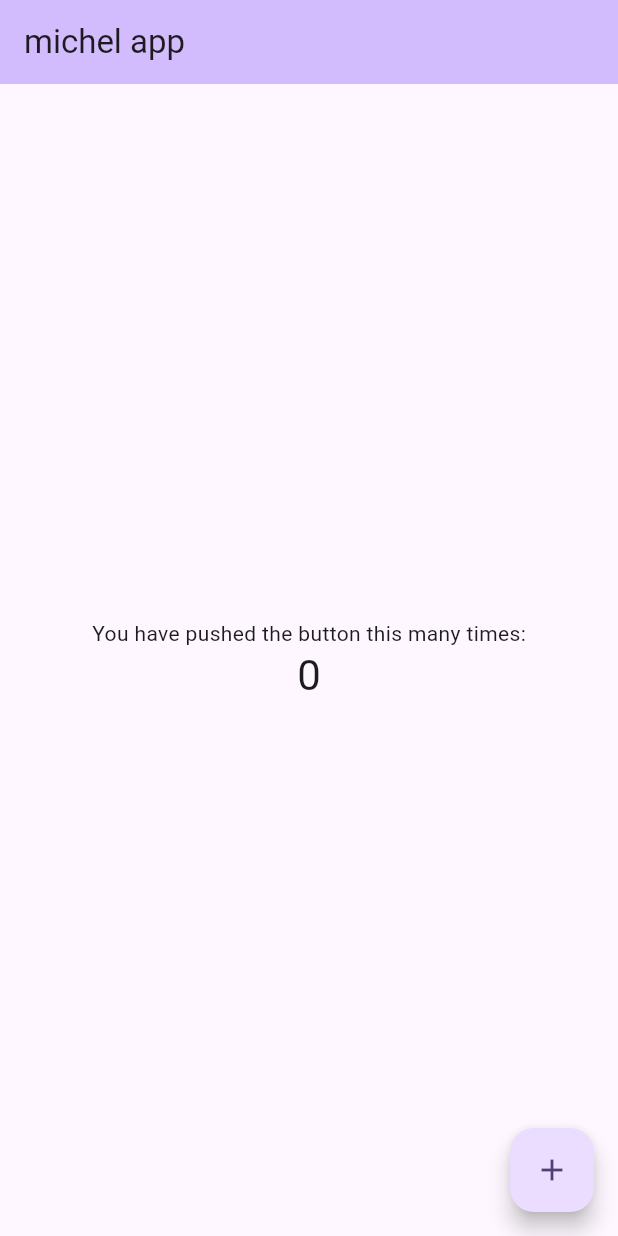
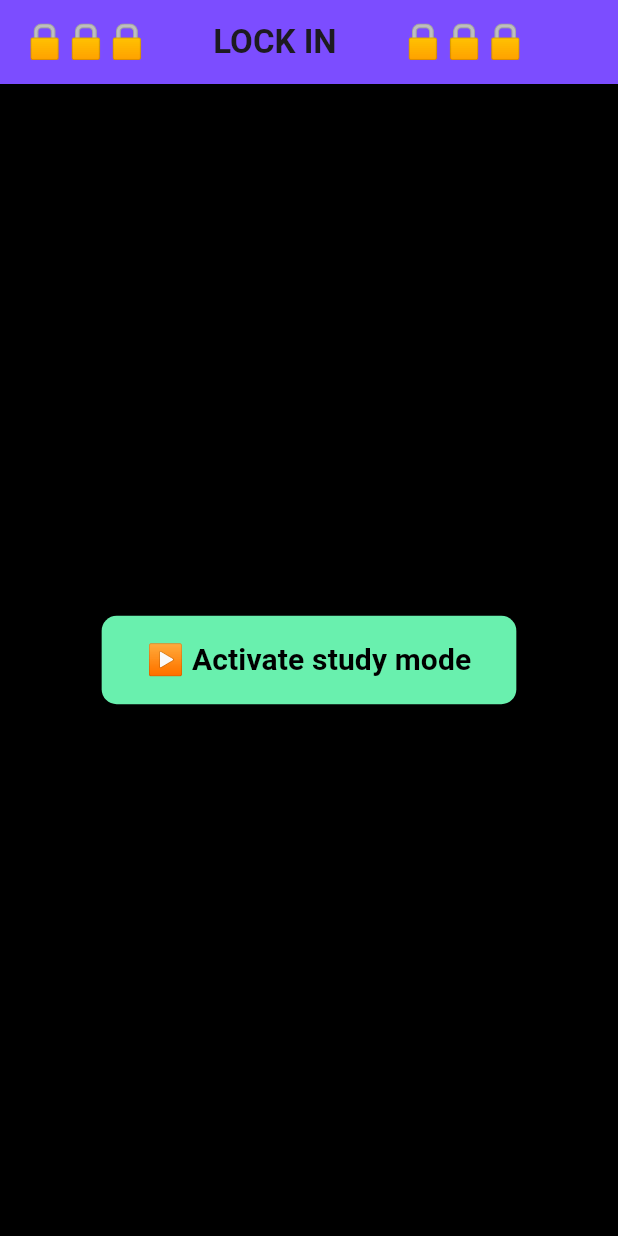
Before and after one commit to Michel0301/studyApp, a Flutter app: the screen it shows after launch, on a phone screen of 412 x 824 dp. Run offline on Flutter 3.47's test engine with Material 3 defaults, Android fonts, the light colour scheme and no system bars; our stand-ins replace audioplayers.

Commit message:
working app

```diff
--- a/lib/main.dart
+++ b/lib/main.dart
@@ -1,4 +1,5 @@
 import 'package:flutter/material.dart';
+import 'study_mode.dart';
 
 void main() {
   runApp(const MyApp());
@@ -7,117 +8,12 @@ void main() {
 class MyApp extends StatelessWidget {
   const MyApp({super.key});
 
-  // This widget is the root of your application.
   @override
   Widget build(BuildContext context) {
-    return MaterialApp(
-      title: 'Flutter Demo',
-      theme: ThemeData(
-        // This is the theme of your application.
-        //
-        // TRY THIS: Try running your application with "flutter run". You'll see
-        // the application has a purple toolbar. Then, without quitting the app,
-        // try changing the seedColor in the colorScheme below to Colors.green
-        // and then invoke "hot reload" (save your changes or press the "hot
-        // reload" button in a Flutter-supported IDE, or press "r" if you used
-        // the command line to start the app).
-        //
-        // Notice that the counter didn't reset back to zero; the application
-        // state is not lost during the reload. To reset the state, use hot
-        // restart instead.
-        //
-        // This works for code too, not just values: Most code changes can be
-        // tested with just a hot reload.
-        colorScheme: ColorScheme.fromSeed(seedColor: Colors.deepPurple),
-      ),
-      home: const MyHomePage(title: 'michel app'
-          ''),
+    return const MaterialApp(
+      title: 'Study Reminder',
+      debugShowCheckedModeBanner: false,
+      home: StudyMode(),
     );
   }
 }
-
-class MyHomePage extends StatefulWidget {
-  const MyHomePage({super.key, required this.title});
-
-  // This widget is the home page of your application. It is stateful, meaning
-  // that it has a State object (defined below) that contains fields that affect
-  // how it looks.
-
-  // This class is the configuration for the state. It holds the values (in this
-  // case the title) provided by the parent (in this case the App widget) and
-  // used by the build method of the State. Fields in a Widget subclass are
-  // always marked "final".
-
-  final String title;
-
-  @override
-  State<MyHomePage> createState() => _MyHomePageState();
-}
-
-class _MyHomePageState extends State<MyHomePage> {
-  int _counter = 0;
-
-  void _incrementCounter() {
-    setState(() {
-      // This call to setState tells the Flutter framework that something has
-      // changed in this State, which causes it to rerun the build method below
-      // so that the display can reflect the updated values. If we changed
-      // _counter without calling setState(), then the build method would not be
-      // called again, and so nothing would appear to happen.
-      _counter++;
-    });
-  }
-
-  @override
-  Widget build(BuildContext context) {
-    // This method is rerun every time setState is called, for instance as done
-    // by the _incrementCounter method above.
-    //
-    // The Flutter framework has been optimized to make rerunning build methods
-    // fast, so that you can just rebuild anything that needs updating rather
-    // than having to individually change instances of widgets.
-    return Scaffold(
-      appBar: AppBar(
-        // TRY THIS: Try changing the color here to a specific color (to
-        // Colors.amber, perhaps?) and trigger a hot reload to see the AppBar
-        // change color while the other colors stay the same.
-        backgroundColor: Theme.of(context).colorScheme.inversePrimary,
-        // Here we take the value from the MyHomePage object that was created by
-        // the App.build method, and use it to set our appbar title.
-        title: Text(widget.title),
-      ),
-      body: Center(
-        // Center is a layout widget. It takes a single child and positions it
-        // in the middle of the parent.
-        child: Column(
-          // Column is also a layout widget. It takes a list of children and
-          // arranges them vertically. By default, it sizes itself to fit its
-          // children horizontally, and tries to be as tall as its parent.
-          //
-          // Column has various properties to control how it sizes itself and
-          // how it positions its children. Here we use mainAxisAlignment to
-          // center the children vertically; the main axis here is the vertical
-          // axis because Columns are vertical (the cross axis would be
-          // horizontal).
-          //
-          // TRY THIS: Invoke "debug painting" (choose the "Toggle Debug Paint"
-          // action in the IDE, or press "p" in the console), to see the
-          // wireframe for each widget.
-          mainAxisAlignment: MainAxisAlignment.center,
-          children: <Widget>[
-            const Text('You have pushed the button this many times:'),
-            Text(
-              '$_counter',
-              style: Theme.of(context).textTheme.headlineMedium,
-            ),
-          ],
-        ),
-      ),
-      floatingActionButton: FloatingActionButton(
-        onPressed: _incrementCounter,
-        tooltip: 'Increment',
-        child: const Icon(Icons.add),
-      ), // This trailing comma makes auto-formatting nicer for build methods.
-    );
-  }
-}
--- /dev/null
+++ b/lib/study_mode.dart
@@ -0,0 +1,59 @@
+import 'package:flutter/material.dart';
+import 'alarm_page.dart';
+
+class StudyMode extends StatefulWidget {
+  const StudyMode({super.key});
+
+  @override
+  State<StudyMode> createState() => _StudyModeState();
+}
+
+class _StudyModeState extends State<StudyMode> with WidgetsBindingObserver {
+  bool studyModeActive = false;
+
+  @override
+  void initState() {
+    super.initState();
+    WidgetsBinding.instance.addObserver(this);
+  }
+
+  @override
+  void dispose() {
+    WidgetsBinding.instance.removeObserver(this);
+    super.dispose();
+  }
+
+  @override
+  void didChangeAppLifecycleState(AppLifecycleState state) {
+    if (state == AppLifecycleState.resumed && studyModeActive) {
+      Navigator.push(context, MaterialPageRoute(builder: (context) => const AlarmPage()));
+    }
+  }
+
+  @override
+  Widget build(BuildContext context) {
+    return Scaffold(
+      backgroundColor: Colors.black,
+      appBar: AppBar(
+        title: const Text('🔒🔒🔒        LOCK IN        🔒🔒🔒', style: TextStyle(fontWeight: FontWeight.bold)),
+        backgroundColor: Colors.deepPurpleAccent,
+      ),
+      body: Center(
+        child: ElevatedButton(
+          style: ElevatedButton.styleFrom(
+            padding: const EdgeInsets.symmetric(vertical: 15, horizontal: 30),
+            shape: RoundedRectangleBorder(borderRadius: BorderRadius.circular(10)),
+            backgroundColor: studyModeActive ? Colors.redAccent : Colors.greenAccent,
+          ),
+          child: Text(studyModeActive ? '⏹️ Deactivate study mode' : '▶️ Activate study mode',
+              style: const TextStyle(fontSize: 20, fontWeight: FontWeight.bold, color: Colors.black)),
+          onPressed: () {
+            setState(() {
+              studyModeActive = !studyModeActive;
+            });
+          },
+        ),
+      ),
+    );
+  }
+}
```
Also changed, not shown: lib/alarm_page.dart (added, +63 -0 lines), pubspec.yaml (+6 -74 lines), pubspec.lock, 6 other files.
